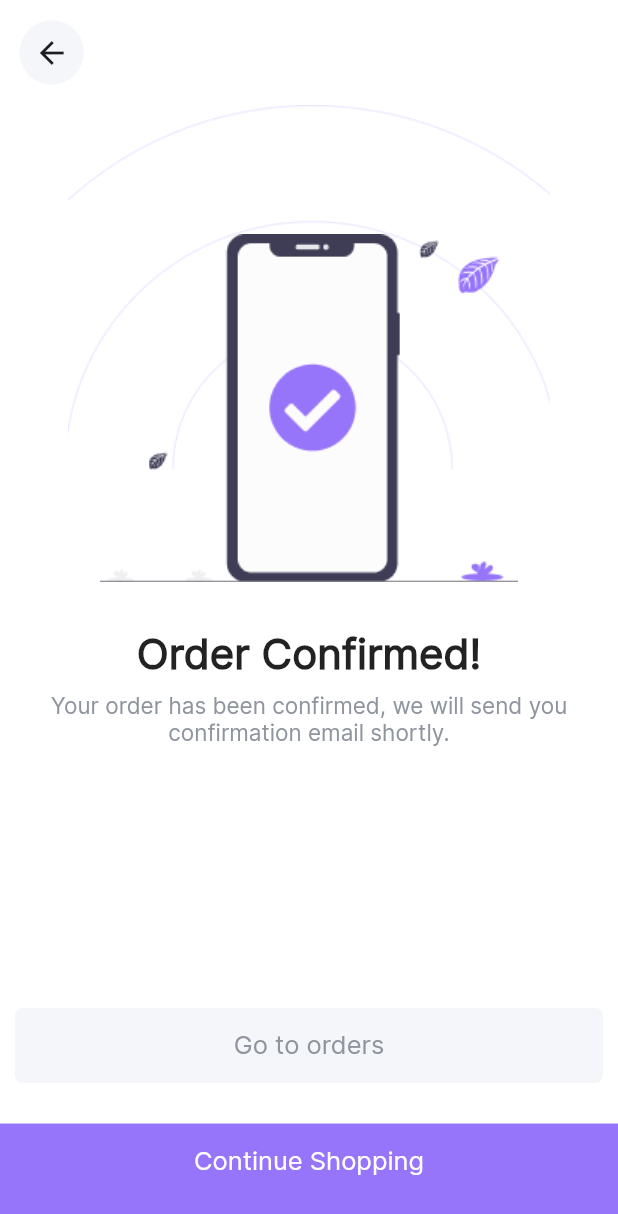
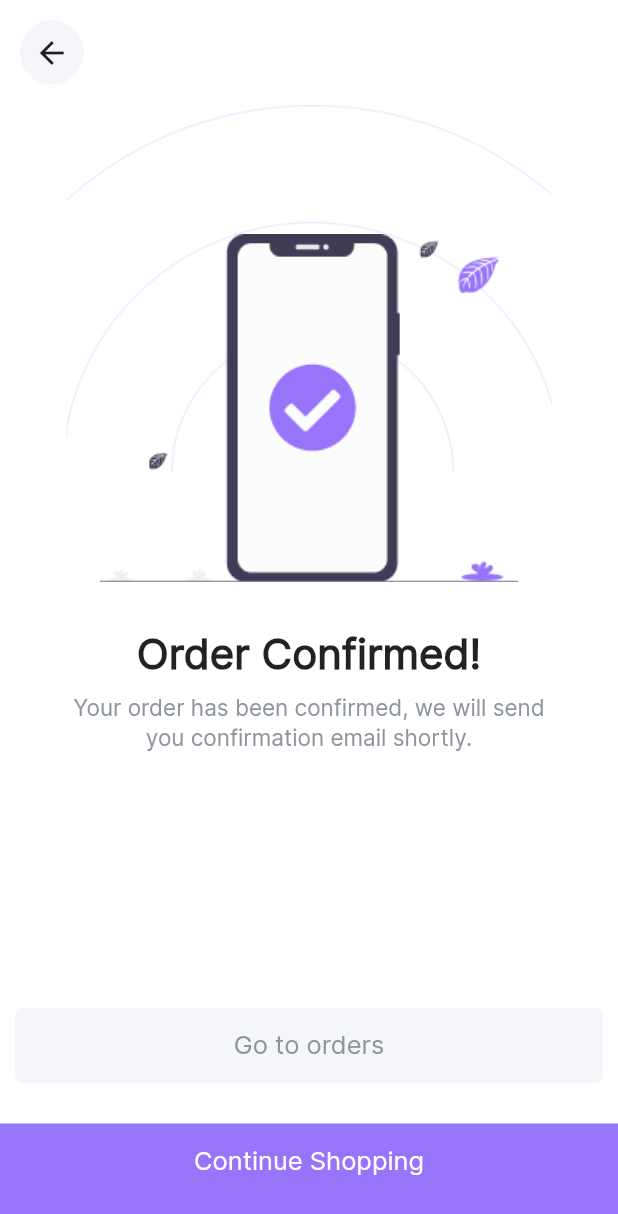
Before and after one commit to bnasare/laza, a Flutter app: the screen it shows after launch, on a phone screen of 412 x 824 dp. Shown: the top 1214 px of the screen. Run offline on Flutter 3.47's test engine with Material 2 defaults, Android fonts, the phone set to English and light mode, and no system bars; our stand-ins replace flutter_iconly, google_fonts.

Commit message:
updates to order confirmed screen

```diff
--- a/lib/screens/order_confirmed_screen.dart
+++ b/lib/screens/order_confirmed_screen.dart
@@ -48,11 +48,13 @@ class OrderConfirmedScreen extends StatelessWidget {
                     style: TextStyle(fontWeight: FontWeight.w600, fontSize: 28),
                   ),
                   Padding(
-                    padding: const EdgeInsets.all(8.0),
+                    padding: const EdgeInsets.only(
+                        left: 45, right: 45, top: 8, bottom: 8),
                     child: Text(
                       'Your order has been confirmed, we will send you confirmation email shortly.',
                       textAlign: TextAlign.center,
-                      style: TextStyle(fontSize: 15, color: color.tertiary),
+                      style: TextStyle(
+                          fontSize: 15, color: color.tertiary, height: 1.3),
                     ),
                   ),
                   const SizedBox(
```
